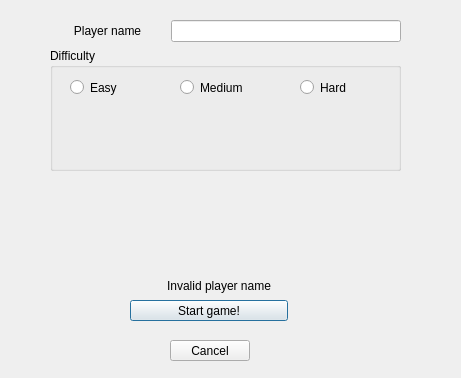
The window that Game/startwindow.ui (ItsOpaz/ohjelmointi3) describes before a commit, drawn with Qt 5.
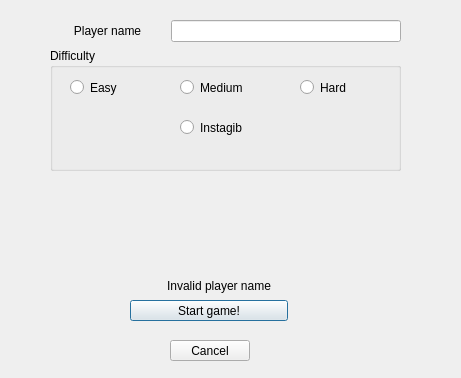
The same window after the commit.

```diff
--- a/Game/startwindow.ui
+++ b/Game/startwindow.ui
@@ -70,6 +70,19 @@
         <string>Hard</string>
        </property>
       </widget>
+      <widget class="QRadioButton" name="radioButton_instakill">
+       <property name="geometry">
+        <rect>
+         <x>130</x>
+         <y>70</y>
+         <width>84</width>
+         <height>19</height>
+        </rect>
+       </property>
+       <property name="text">
+        <string>Instagib</string>
+       </property>
+      </widget>
      </widget>
     </item>
     <item row="0" column="1" colspan="2">
```
